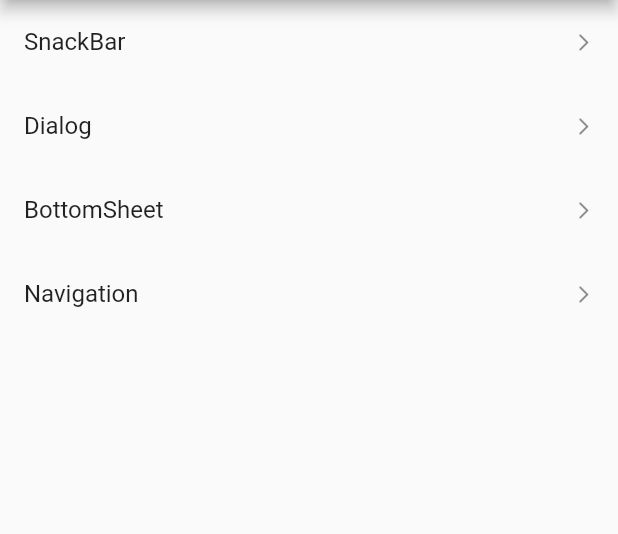
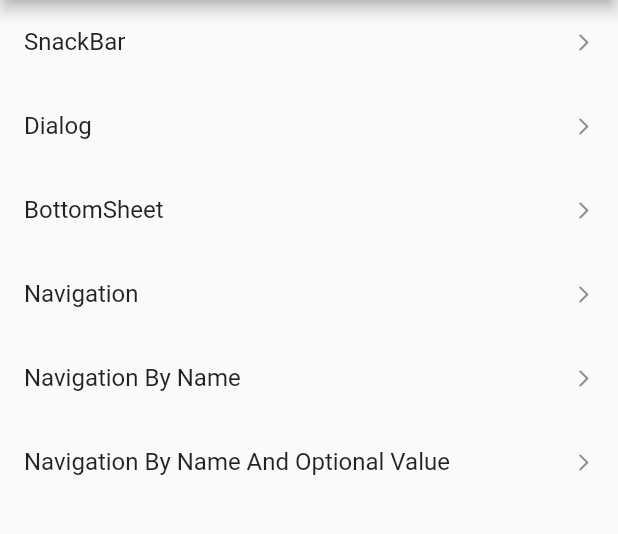
Before and after one commit to Guojx123/getX_flutter, a Flutter app: the screen it shows after launch, on a phone screen of 412 x 824 dp, the part 84-618 px from its top. Run offline on Flutter 3.47's test engine with Material 2 defaults, Android fonts, the phone set to English and light mode, and no system bars; our stand-ins replace get.

Commit message:
add Navigation By Name and Optional Value

```diff
--- a/lib/demo_list.dart
+++ b/lib/demo_list.dart
@@ -30,4 +30,14 @@ List<Map> demoList = [
     "name": "Navigation",
     "file": NavigationDemo(),
   },
+  {
+    "id": 4,
+    "name": "Navigation By Name ",
+    "file": NamedRoutes(),
+  },
+  {
+    "id": 5,
+    "name": "Navigation By Name And Optional Value",
+    "file": NamedRoutes(),
+  },
 ];
--- a/lib/main.dart
+++ b/lib/main.dart
@@ -1,6 +1,8 @@
 import 'package:flutter/material.dart';
 import 'package:get/get.dart';
 import 'package:get/get_navigation/get_navigation.dart';
+import 'package:get_flutter/widget/next_screen.dart';
+import 'package:get_flutter/widget/some_value_page.dart';
 
 import 'common/scroll__behavior.dart';
 import 'demo_list.dart';
@@ -33,6 +35,16 @@ class MyApp extends StatelessWidget {
         visualDensity: VisualDensity.adaptivePlatformDensity,
       ),
       home: GetMaterialApp(
+        getPages: [
+          GetPage(
+              name: "/nextScreen",
+              page: () => NextScreen(),
+              transition: Transition.rightToLeft),
+          GetPage(
+              name: "/someValue/:value",
+              page: () => SomeValuePage(),
+              transition: Transition.rightToLeft),
+        ],
         home: Scaffold(
           appBar: AppBar(
             backgroundColor: Colors.teal[200],
--- a/lib/widget/ease_import.dart
+++ b/lib/widget/ease_import.dart
@@ -4,3 +4,4 @@ export 'showDialog.dart';
 export 'showSnackBar.dart';
 export 'showBottomSheet.dart';
 export 'navigation_demo.dart';
+export 'named_routes.dart';
--- a/lib/widget/navigation_demo.dart
+++ b/lib/widget/navigation_demo.dart
@@ -8,6 +8,7 @@ class NavigationDemo extends StatelessWidget {
   Widget build(BuildContext context) {
     return Container(
       child: Column(
+        mainAxisAlignment: MainAxisAlignment.center,
         children: [
           RaisedButton(
             onPressed: () => {
```
Also changed, not shown: lib/widget/named_routes.dart (added, +33 -0 lines), lib/widget/next_screen.dart (added, +19 -0 lines), lib/widget/some_value_page.dart (added, +19 -0 lines). Lines whose indentation alone changed are shown as unchanged.
